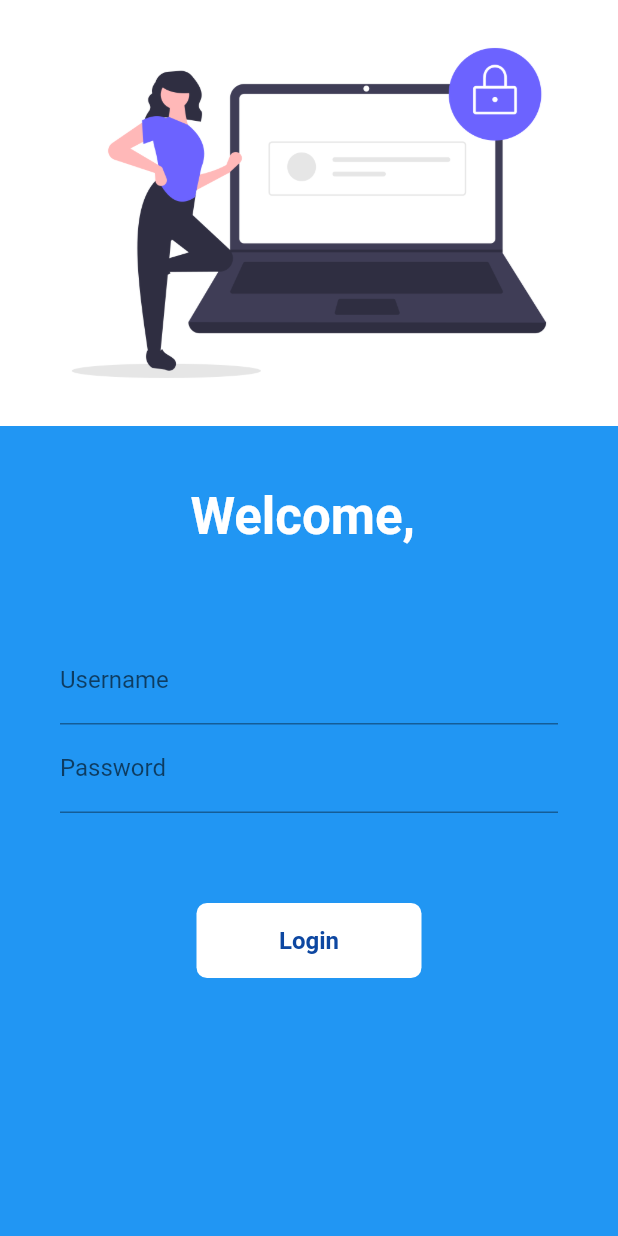
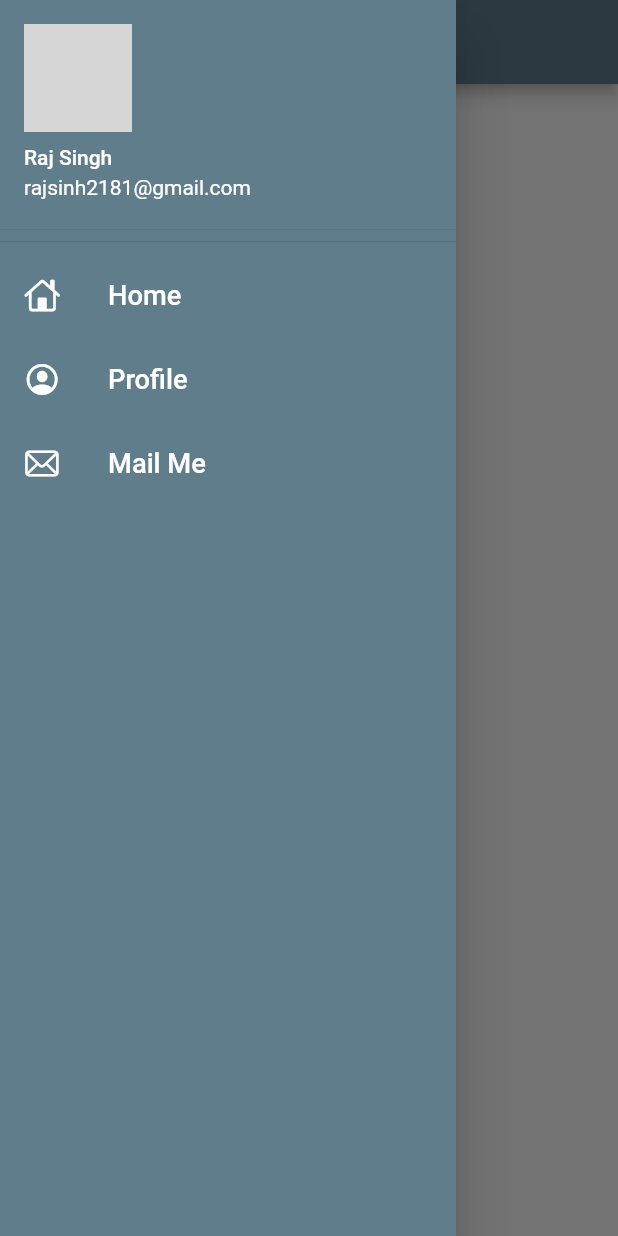
Before and after one commit to rajsinh2181/Catalog-App, a Flutter app: the screen it shows after launch, with the side drawer open (before the commit the screen has no drawer), on a phone screen of 412 x 824 dp. Run offline on Flutter 3.47's test engine with Material 2 defaults, Android fonts, the phone set to English and light mode, and no system bars; our stand-ins replace google_fonts; network calls fail; Roboto replaces fonts that are missing (Aclonica); grey boxes are pictures that could not be loaded.

Commit message:
day9 completed

```diff
--- a/lib/main.dart
+++ b/lib/main.dart
@@ -19,13 +19,13 @@ class MyApp extends StatelessWidget {
         primarySwatch: Colors.blueGrey,
         textTheme : GoogleFonts.aclonicaTextTheme(),
       ),
-      // debugShowCheckedModeBanner: false,
+      debugShowCheckedModeBanner: false,
       // themeMode: ThemeMode.dark,
       darkTheme: ThemeData(
         brightness : Brightness.dark,
         primarySwatch: Colors.lightGreen
       ),
-      initialRoute : MyRoutes.loginRoute,
+      initialRoute : MyRoutes.homeRoute,
       routes: {
         MyRoutes.loginRoute : (context) => LoginPage(),
         MyRoutes.homeRoute : (context) => HomePage(),
--- a/lib/pages/home_page.dart
+++ b/lib/pages/home_page.dart
@@ -1,4 +1,6 @@
 import 'package:flutter/material.dart';
+
+import '../widgets/drawer.dart';
 
 
 class HomePage extends StatelessWidget {
@@ -18,7 +20,7 @@ class HomePage extends StatelessWidget {
             child: Text("hello $name $temp and"),
         ),
       ),
-      drawer : Drawer(),
+      drawer : MyDrawer(),
     );
   }
 }
--- a/lib/pages/login_page.dart
+++ b/lib/pages/login_page.dart
@@ -47,11 +47,9 @@ class _LoginPageState extends State<LoginPage> {
               Image.asset(
                 "assets/images/login_page.png",
                 fit: BoxFit.cover,
-                // height : 1000,
               ),
               const SizedBox(
                 height : 40.0,
-                // child : Text("hello world",),
               ),
               Text (
                "Welcome, $name",
@@ -100,15 +98,12 @@ class _LoginPageState extends State<LoginPage> {
                         }
                         if(value.isEmpty){
                           return ("Password can't be empty");
-                        } else if(value!=null && value.length < 6){
+                        } else if(value.length < 6){
                           return ("Password length must be greater than 6");
                         }
                         notNullPass = true;
                         return null;
                       },
-                    ),
-                  ],
-                ),
                     ),
                      const SizedBox(
                       height : 40.0,
@@ -145,6 +140,9 @@ class _LoginPageState extends State<LoginPage> {
                   ],
                 ),
               ),
+            ],
+          ),
+        ),
       )
     );
   }
--- /dev/null
+++ b/lib/widgets/drawer.dart
@@ -0,0 +1,69 @@
+// ignore_for_file: prefer_const_constructors
+import 'package:flutter/cupertino.dart';
+import 'package:flutter/material.dart';
+
+class MyDrawer extends StatelessWidget {
+  @override
+  Widget build(BuildContext context) {
+    final imageUrl = "https://hips.hearstapps.com/hmg-prod.s3.amazonaws.com/images/dog-puppy-on-garden-royalty-free-image-1586966191.jpg?crop=1.00xw:0.669xh;0,0.190xh&resize=768:*";
+    return Drawer(
+      child : Container(
+        color: Colors.blueGrey,
+        child: ListView(
+          padding: EdgeInsets.zero,
+         children:[
+            DrawerHeader(
+              padding: EdgeInsets.zero,
+              child : UserAccountsDrawerHeader(
+                 accountName: Text("Raj Singh"),
+                accountEmail: Text("rajsinh2181@gmail.com"),
+                currentAccountPicture: CircleAvatar(
+                  backgroundImage : NetworkImage(imageUrl),
+                ),
+              ),
+            ),
+            ListTile(
+              leading : Icon(
+                CupertinoIcons.home,
+                color : Colors.white,
+              ),
+              title: Text(
+                "Home",
+                textScaleFactor : 1.3,
+                style : TextStyle(
+                  color : Colors.white,
+                )
+              )
+            ),
+            ListTile(
+              leading : Icon(
+                CupertinoIcons.person_crop_circle,
+                color : Colors.white,
+              ),
+              title: Text(
+                "Profile",
+                textScaleFactor : 1.3,
+                style : TextStyle(
+                  color : Colors.white,
+                )
+              )
+            ),
+            ListTile(
+              leading : Icon(
+                CupertinoIcons.mail,
+                color : Colors.white,
+              ),
+              title: Text(
+                "Mail Me",
+                textScaleFactor : 1.3,
+                style : TextStyle(
+                  color : Colors.white,
+                )
+              )
+            )
+          ],
+        ),
+      ),
+    );
+  }
+}
```
Lines whose indentation alone changed are shown as unchanged.
